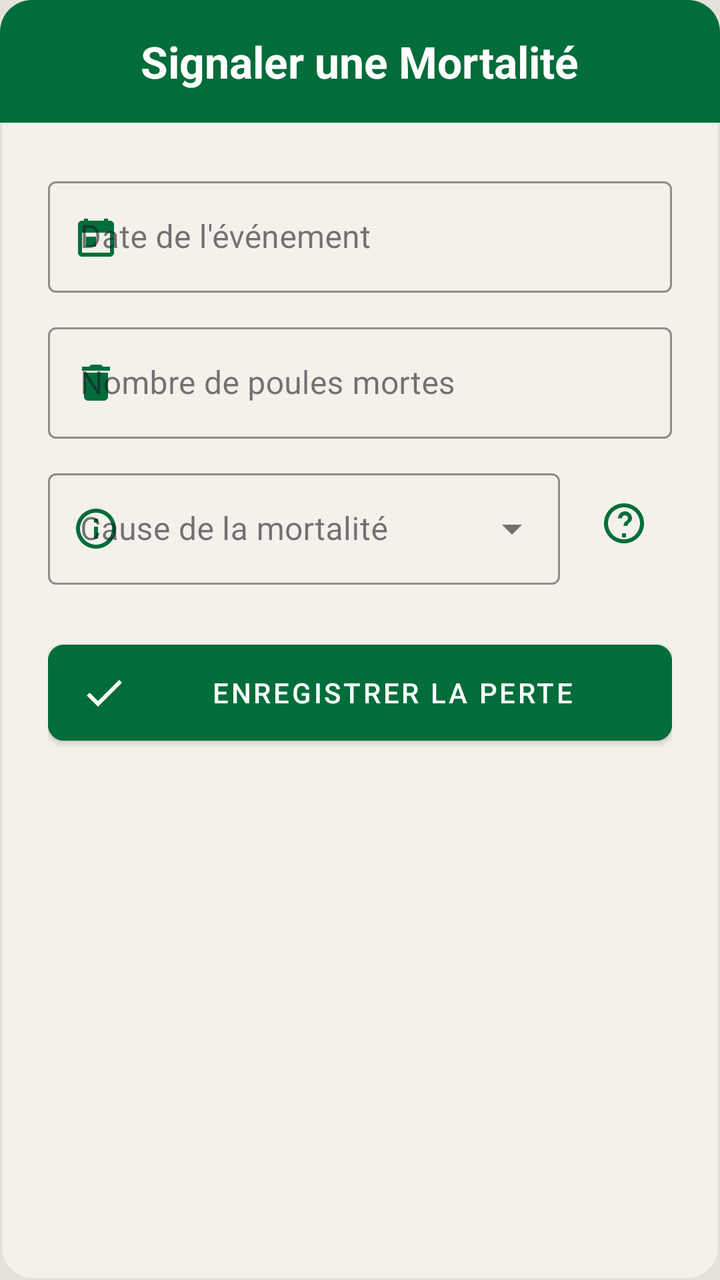
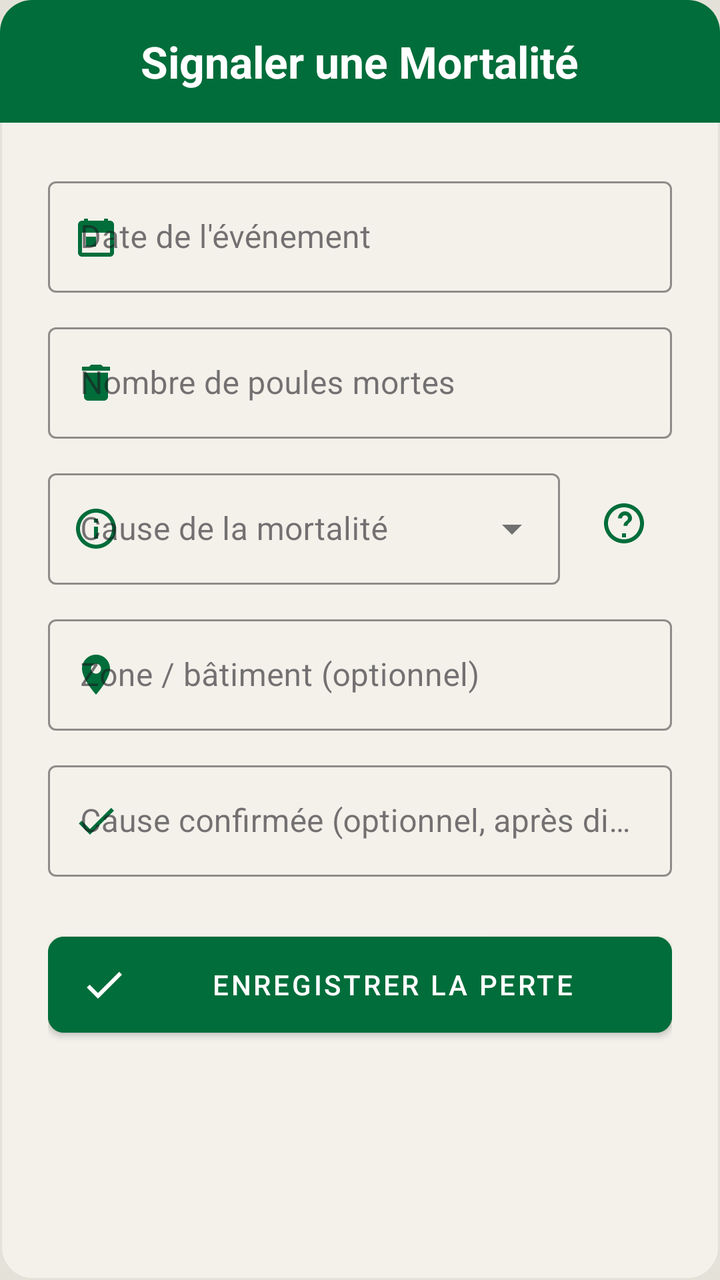

Two renders of the same Android screen: before a commit and after it. Below are the layout's source before the change and the commit's diff.
<!-- AndroidManifest.xml: application theme Theme.Poulailler_copilot -->
<!-- res/layout/dialog_add_mortality.xml -->
<?xml version="1.0" encoding="utf-8"?>
<LinearLayout xmlns:android="http://schemas.android.com/apk/res/android"
    xmlns:app="http://schemas.android.com/apk/res-auto"
    android:layout_width="match_parent"
    android:layout_height="wrap_content"
    android:orientation="vertical"
    android:background="@drawable/bg_dialog_dark">

    <LinearLayout
        android:layout_width="match_parent"
        android:layout_height="wrap_content"
        android:background="@drawable/bg_dialog_header"
        android:padding="16dp"
        android:gravity="center">
        <TextView
            android:layout_width="wrap_content"
            android:layout_height="wrap_content"
            android:text="Signaler une Mortalité"
            android:textColor="@color/white"
            android:textSize="22sp"
            android:textStyle="bold"/>
    </LinearLayout>

    <LinearLayout
        android:layout_width="match_parent"
        android:layout_height="wrap_content"
        android:orientation="vertical"
        android:padding="24dp">

        <com.google.android.material.textfield.TextInputLayout
            android:layout_width="match_parent"
            android:layout_height="wrap_content"
            android:hint="Date de l'événement"
            style="@style/Widget.MaterialComponents.TextInputLayout.OutlinedBox"
            android:layout_marginBottom="12dp"
            app:hintTextColor="@color/text_secondary"
            app:boxStrokeColor="@color/primary"
            app:startIconDrawable="@drawable/ic_calendar"
            app:startIconTint="@color/primary">
            <com.google.android.material.textfield.TextInputEditText
                android:id="@+id/etMortalityDate"
                android:layout_width="match_parent"
                android:layout_height="wrap_content"
                android:focusable="false"
                android:clickable="true"
                android:textColor="@color/text_primary" />
        </com.google.android.material.textfield.TextInputLayout>

        <com.google.android.material.textfield.TextInputLayout
            android:layout_width="match_parent"
            android:layout_height="wrap_content"
            android:hint="Nombre de poules mortes"
            style="@style/Widget.MaterialComponents.TextInputLayout.OutlinedBox"
            android:layout_marginBottom="12dp"
            app:hintTextColor="@color/text_secondary"
            app:boxStrokeColor="@color/primary"
            app:startIconDrawable="@drawable/ic_delete"
            app:startIconTint="@color/primary">
            <com.google.android.material.textfield.TextInputEditText
                android:id="@+id/etMortalityInput"
                android:layout_width="match_parent"
                android:layout_height="wrap_content"
                android:inputType="number"
                android:textColor="@color/text_primary" />
        </com.google.android.material.textfield.TextInputLayout>

        <LinearLayout
            android:layout_width="match_parent"
            android:layout_height="wrap_content"
            android:orientation="horizontal"
            android:gravity="center_vertical"
            android:layout_marginBottom="24dp">

            <com.google.android.material.textfield.TextInputLayout
                android:id="@+id/tilMortalityCause"
                style="@style/Widget.MaterialComponents.TextInputLayout.OutlinedBox.ExposedDropdownMenu"
                android:layout_width="0dp"
                android:layout_height="wrap_content"
                android:layout_weight="1"
                android:hint="Cause de la mortalité"
                app:hintTextColor="@color/text_secondary"
                app:boxStrokeColor="@color/primary"
                app:startIconDrawable="@drawable/ic_info"
                app:startIconTint="@color/primary">
                <AutoCompleteTextView
                    android:id="@+id/actvMortalityCause"
                    android:layout_width="match_parent"
                    android:layout_height="wrap_content"
                    android:inputType="none"
                    android:textColor="@color/text_primary" />
            </com.google.android.material.textfield.TextInputLayout>

            <ImageButton
                android:id="@+id/btnHelpSymptoms"
                android:layout_width="48dp"
                android:layout_height="48dp"
                android:layout_marginStart="8dp"
                android:background="?attr/selectableItemBackgroundBorderless"
                android:src="@drawable/ic_help"
                app:tint="@color/primary"
                android:contentDescription="Aide au diagnostic" />
        </LinearLayout>

        <com.google.android.material.button.MaterialButton
            android:id="@+id/btnSaveMortality"
            android:layout_width="match_parent"
            android:layout_height="60dp"
            android:text="ENREGISTRER LA PERTE"
            android:backgroundTint="@color/primary"
            android:textColor="@color/white"
            app:cornerRadius="8dp"
            app:icon="@drawable/ic_check"
            app:iconTint="@color/white"/>
    </LinearLayout>
</LinearLayout>
<!-- resources referenced by this layout -->
<resources>
  <color name="primary">#006D3A</color>
  <color name="text_primary">#1C1B1F</color>
  <color name="text_secondary">#49454F</color>
  <color name="white">#FFFFFFFF</color>
  <!-- drawable bg_dialog_dark (drawable) -->
  <?xml version="1.0" encoding="utf-8"?>
  <shape xmlns:android="http://schemas.android.com/apk/res/android">
      <solid android:color="@color/surface" />
      <stroke
          android:width="1dp"
          android:color="@color/off_white" />
      <corners android:radius="16dp" />
  </shape>
  <!-- drawable bg_dialog_header (drawable) -->
  <?xml version="1.0" encoding="utf-8"?>
  <shape xmlns:android="http://schemas.android.com/apk/res/android">
      <solid android:color="@color/primary" />
      <corners
          android:topLeftRadius="16dp"
          android:topRightRadius="16dp" />
  </shape>
  <!-- drawable ic_calendar (drawable) -->
  <vector xmlns:android="http://schemas.android.com/apk/res/android"
      android:width="24dp"
      android:height="24dp"
      android:viewportWidth="24"
      android:viewportHeight="24">
      <path
          android:fillColor="#000000"
          android:pathData="M19,4h-1V3h-2v1H8V3H6v1H5C3.89,4 3.01,4.9 3.01,6L3,20c0,1.1 0.89,2 2,2h14c1.1,0 2,-0.9 2,-2V6C21,4.9 20.1,4 19,4z M19,20H5V10h14V20z M7,12h5v5H7z"/>
  </vector>
  <!-- drawable ic_check (drawable) -->
  <vector xmlns:android="http://schemas.android.com/apk/res/android"
      android:width="24dp"
      android:height="24dp"
      android:viewportWidth="24"
      android:viewportHeight="24">
      <path
          android:fillColor="#000000"
          android:pathData="M9,16.17L4.83,12l-1.42,1.41L9,19 21,7l-1.41,-1.41z"/>
  </vector>
  <!-- drawable ic_delete (drawable) -->
  <vector xmlns:android="http://schemas.android.com/apk/res/android"
      android:width="24dp"
      android:height="24dp"
      android:viewportWidth="24"
      android:viewportHeight="24">
      <path
          android:fillColor="#000000"
          android:pathData="M6,19c0,1.1 0.9,2 2,2h8c1.1,0 2,-0.9 2,-2V7H6V19z M19,4h-3.5l-1,-1h-5l-1,1H5v2h14V4z"/>
  </vector>
  <color name="surface">#F3F1EA</color>
  <color name="off_white">#E4E2D8</color>
  <color name="primary_variant">#004D22</color>
  <color name="secondary">#43A047</color>
  <color name="secondary_variant">#2E7D32</color>
  <color name="background">@color/off_white</color>
  <style name="Widget.App.CardView" parent="Widget.MaterialComponents.CardView">
          <item name="cardElevation">2dp</item>
          <item name="cardCornerRadius">16dp</item>
          <item name="cardBackgroundColor">@color/surface</item>
          <item name="strokeWidth">0dp</item>
      </style>
  <style name="ShapeAppearance.App.LargeComponent" parent="ShapeAppearance.MaterialComponents.LargeComponent">
          <item name="cornerFamily">rounded</item>
          <item name="cornerSize">16dp</item>
      </style>
  <style name="ThemeOverlay.App.MaterialAlertDialog" parent="ThemeOverlay.MaterialComponents.MaterialAlertDialog">
          <item name="colorSurface">@color/surface</item>
          <item name="colorOnSurface">@color/text_primary</item>
          <item name="android:textColorPrimary">@color/text_primary</item>
      </style>
  <!-- unchanged entries left out for length: 3 -->
</resources>

<!-- the commit's change to res/layout/dialog_add_mortality.xml (unified diff, before → after) -->
@@ -69,7 +69,7 @@
             android:layout_height="wrap_content"
             android:orientation="horizontal"
             android:gravity="center_vertical"
-            android:layout_marginBottom="24dp">
+            android:layout_marginBottom="12dp">
 
             <com.google.android.material.textfield.TextInputLayout
                 android:id="@+id/tilMortalityCause"
@@ -101,6 +101,41 @@
                 android:contentDescription="Aide au diagnostic" />
         </LinearLayout>
 
+        <com.google.android.material.textfield.TextInputLayout
+            android:layout_width="match_parent"
+            android:layout_height="wrap_content"
+            android:hint="Zone / bâtiment (optionnel)"
+            style="@style/Widget.MaterialComponents.TextInputLayout.OutlinedBox"
+            android:layout_marginBottom="12dp"
+            app:hintTextColor="@color/text_secondary"
+            app:boxStrokeColor="@color/primary"
+            app:startIconDrawable="@drawable/ic_location"
+            app:startIconTint="@color/primary">
+            <com.google.android.material.textfield.TextInputEditText
+                android:id="@+id/etMortalityZone"
+                android:layout_width="match_parent"
+                android:layout_height="wrap_content"
+                android:textColor="@color/text_primary" />
+        </com.google.android.material.textfield.TextInputLayout>
+
+        <com.google.android.material.textfield.TextInputLayout
+            android:id="@+id/tilMortalityConfirmedCause"
+            android:layout_width="match_parent"
+            android:layout_height="wrap_content"
+            android:hint="Cause confirmée (optionnel, après diagnostic)"
+            style="@style/Widget.MaterialComponents.TextInputLayout.OutlinedBox"
+            android:layout_marginBottom="24dp"
+            app:hintTextColor="@color/text_secondary"
+            app:boxStrokeColor="@color/primary"
+            app:startIconDrawable="@drawable/ic_check"
+            app:startIconTint="@color/primary">
+            <com.google.android.material.textfield.TextInputEditText
+                android:id="@+id/etMortalityConfirmedCause"
+                android:layout_width="match_parent"
+                android:layout_height="wrap_content"
+                android:textColor="@color/text_primary" />
+        </com.google.android.material.textfield.TextInputLayout>
+
         <com.google.android.material.button.MaterialButton
             android:id="@+id/btnSaveMortality"
             android:layout_width="match_parent"
<!-- resource entries referenced after the edit -->
@@ -51,6 +51,16 @@
           android:fillColor="#000000"
           android:pathData="M6,19c0,1.1 0.9,2 2,2h8c1.1,0 2,-0.9 2,-2V7H6V19z M19,4h-3.5l-1,-1h-5l-1,1H5v2h14V4z"/>
   </vector>
+  <!-- drawable ic_location (drawable) -->
+  <vector xmlns:android="http://schemas.android.com/apk/res/android"
+      android:width="24dp"
+      android:height="24dp"
+      android:viewportWidth="24"
+      android:viewportHeight="24">
+      <path
+          android:fillColor="#000000"
+          android:pathData="M12,2C8.13,2 5,5.13 5,9c0,5.25 7,13 7,13s7,-7.75 7,-13c0,-3.87 -3.13,-7 -7,-7z M12,11.5c-1.38,0 -2.5,-1.12 -2.5,-2.5s1.12,-2.5 2.5,-2.5 2.5,1.12 2.5,2.5 -1.12,2.5 -2.5,2.5z"/>
+  </vector>
   <color name="surface">#F3F1EA</color>
   <color name="off_white">#E4E2D8</color>
   <color name="primary_variant">#004D22</color>
